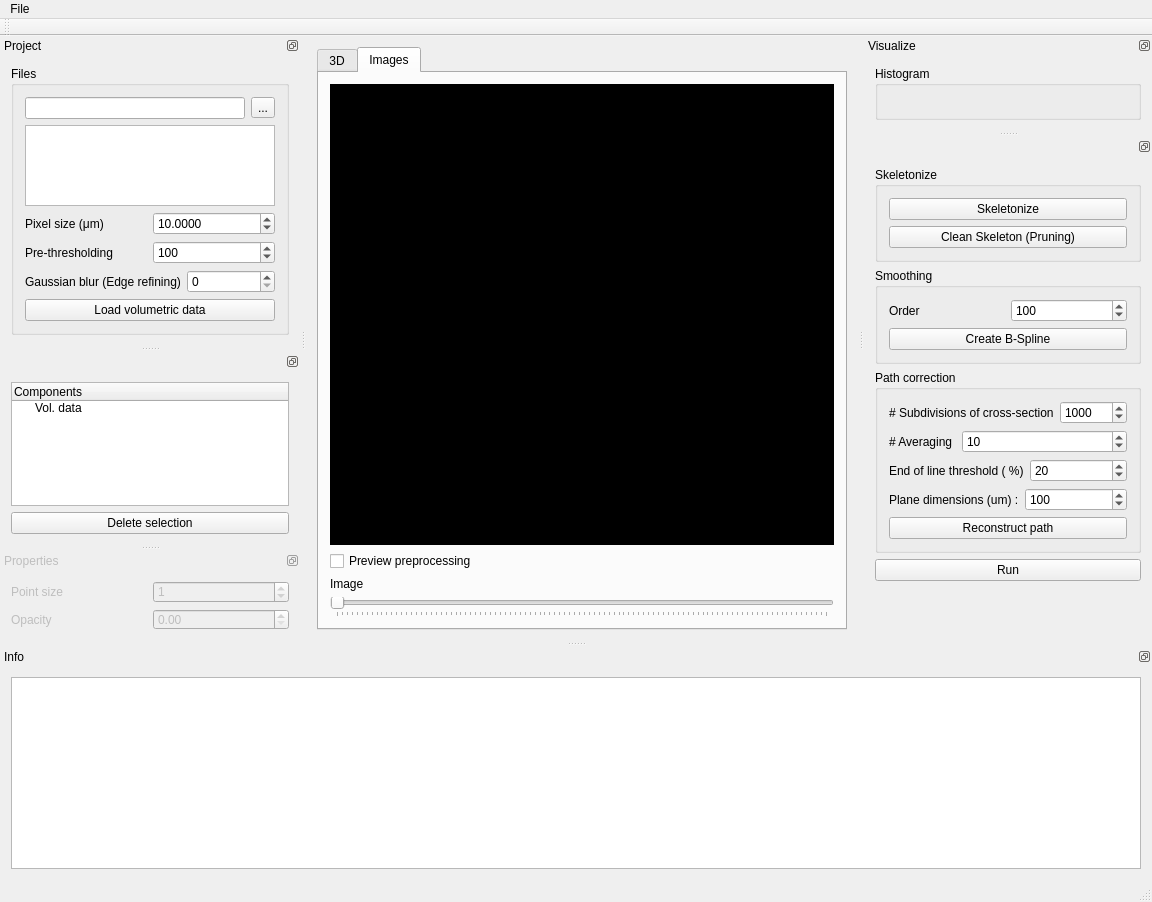
Qt form XRAY_gui/XRAY_gui/xray_gui.ui (pascalbienz/xray) before a commit.
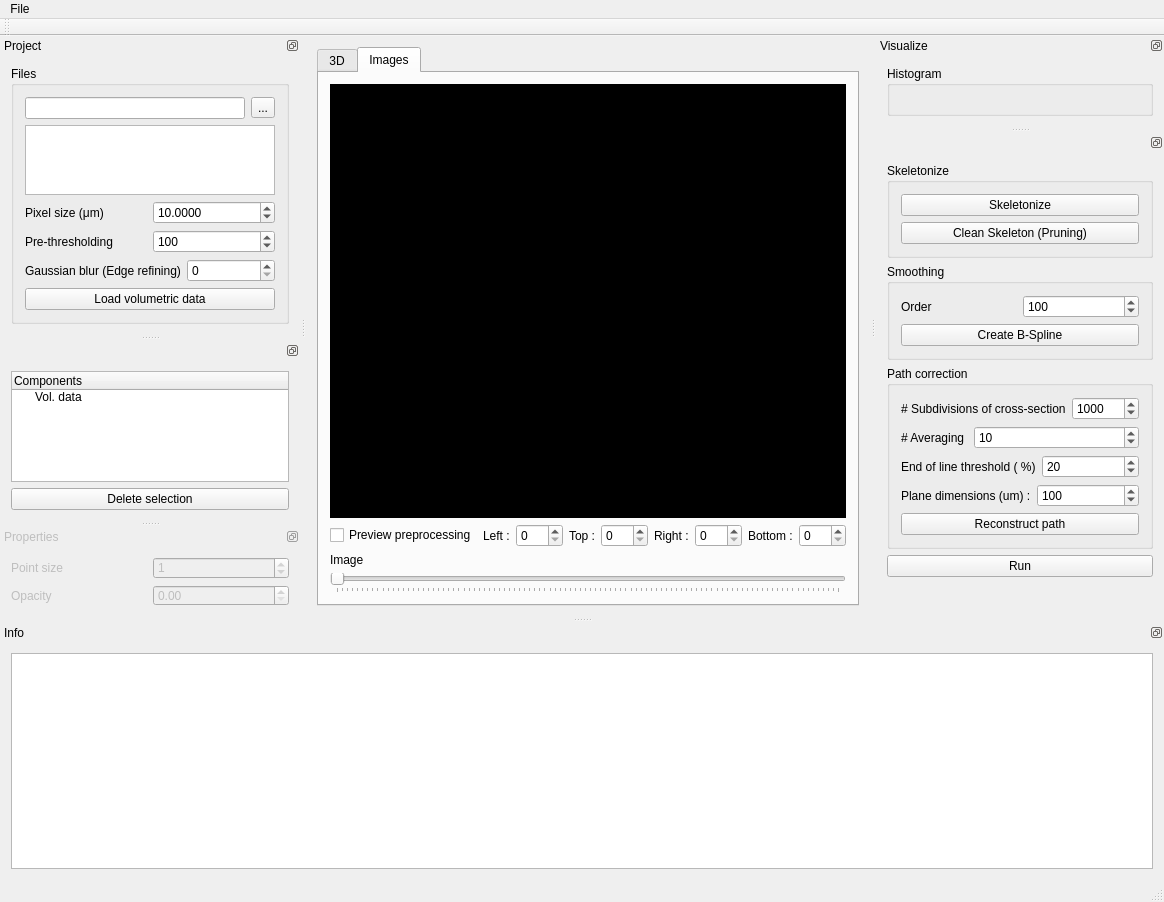
The same form after that commit. The open tabs and pages were chosen to show the change. Custom widgets are drawn as their Qt base class.

```diff
--- a/XRAY_gui/XRAY_gui/xray_gui.ui
+++ b/XRAY_gui/XRAY_gui/xray_gui.ui
@@ -6,7 +6,7 @@
    <rect>
     <x>0</x>
     <y>0</y>
-    <width>1152</width>
+    <width>1164</width>
     <height>902</height>
    </rect>
   </property>
@@ -88,14 +88,162 @@
          </widget>
         </item>
         <item>
-         <widget class="QCheckBox" name="previewcheckBox">
-          <property name="text">
-           <string>Preview preprocessing</string>
-          </property>
-          <property name="tristate">
-           <bool>false</bool>
-          </property>
-         </widget>
+         <layout class="QHBoxLayout" name="horizontalLayout_8">
+          <item>
+           <widget class="QCheckBox" name="previewcheckBox">
+            <property name="text">
+             <string>Preview preprocessing</string>
+            </property>
+            <property name="tristate">
+             <bool>false</bool>
+            </property>
+           </widget>
+          </item>
+          <item>
+           <layout class="QGridLayout" name="gridLayout_12">
+            <item row="0" column="0">
+             <widget class="QLabel" name="label_15">
+              <property name="text">
+               <string>Left :</string>
+              </property>
+             </widget>
+            </item>
+            <item row="0" column="1">
+             <widget class="QSpinBox" name="lspinBox">
+              <property name="sizePolicy">
+               <sizepolicy hsizetype="Minimum" vsizetype="Fixed">
+                <horstretch>0</horstretch>
+                <verstretch>0</verstretch>
+               </sizepolicy>
+              </property>
+              <property name="minimumSize">
+               <size>
+                <width>22</width>
+                <height>0</height>
+               </size>
+              </property>
+              <property name="baseSize">
+               <size>
+                <width>55</width>
+                <height>0</height>
+               </size>
+              </property>
+              <property name="maximum">
+               <number>10000</number>
+              </property>
+              <property name="singleStep">
+               <number>20</number>
+              </property>
+             </widget>
+            </item>
+            <item row="0" column="2">
+             <widget class="QLabel" name="label_16">
+              <property name="text">
+               <string>Top :</string>
+              </property>
+             </widget>
+            </item>
+            <item row="0" column="3">
+             <widget class="QSpinBox" name="tspinBox">
+              <property name="sizePolicy">
+               <sizepolicy hsizetype="Minimum" vsizetype="Fixed">
+                <horstretch>0</horstretch>
+                <verstretch>0</verstretch>
+               </sizepolicy>
+              </property>
+              <property name="minimumSize">
+               <size>
+                <width>22</width>
+                <height>0</height>
+               </size>
+              </property>
+              <property name="baseSize">
+               <size>
+                <width>55</width>
+                <height>0</height>
+               </size>
+              </property>
+              <property name="maximum">
+               <number>10000</number>
+              </property>
+              <property name="singleStep">
+               <number>20</number>
+              </property>
+             </widget>
+            </item>
+            <item row="0" column="4">
+             <widget class="QLabel" name="label_17">
+              <property name="text">
+               <string>Right :</string>
+              </property>
+             </widget>
+            </item>
+            <item row="0" column="5">
+             <widget class="QSpinBox" name="rspinBox">
+              <property name="sizePolicy">
+               <sizepolicy hsizetype="Minimum" vsizetype="Fixed">
+                <horstretch>0</horstretch>
+                <verstretch>0</verstretch>
+               </sizepolicy>
+              </property>
+              <property name="minimumSize">
+               <size>
+                <width>22</width>
+                <height>0</height>
+               </size>
+              </property>
+              <property name="baseSize">
+               <size>
+                <width>55</width>
+                <height>0</height>
+               </size>
+              </property>
+              <property name="maximum">
+               <number>10000</number>
+              </property>
+              <property name="singleStep">
+               <number>20</number>
+              </property>
+             </widget>
+            </item>
+            <item row="0" column="6">
+             <widget class="QLabel" name="label_18">
+              <property name="text">
+               <string>Bottom :</string>
+              </property>
+             </widget>
+            </item>
+            <item row="0" column="7">
+             <widget class="QSpinBox" name="bspinBox">
+              <property name="sizePolicy">
+               <sizepolicy hsizetype="Minimum" vsizetype="Fixed">
+                <horstretch>0</horstretch>
+                <verstretch>0</verstretch>
+               </sizepolicy>
+              </property>
+              <property name="minimumSize">
+               <size>
+                <width>22</width>
+                <height>0</height>
+               </size>
+              </property>
+              <property name="baseSize">
+               <size>
+                <width>55</width>
+                <height>0</height>
+               </size>
+              </property>
+              <property name="maximum">
+               <number>10000</number>
+              </property>
+              <property name="singleStep">
+               <number>20</number>
+              </property>
+             </widget>
+            </item>
+           </layout>
+          </item>
+         </layout>
         </item>
         <item>
          <widget class="QLabel" name="namelabel_13">
@@ -128,7 +276,7 @@
     <rect>
      <x>0</x>
      <y>0</y>
-     <width>1152</width>
+     <width>1164</width>
      <height>21</height>
     </rect>
    </property>
@@ -541,6 +689,12 @@
    </widget>
   </widget>
   <widget class="QDockWidget" name="dockWidget_5">
+   <property name="minimumSize">
+    <size>
+     <width>89</width>
+     <height>256</height>
+    </size>
+   </property>
    <property name="floating">
     <bool>false</bool>
    </property>
@@ -556,7 +710,20 @@
    <widget class="QWidget" name="dockWidgetContents_2">
     <layout class="QVBoxLayout" name="verticalLayout_9">
      <item>
-      <widget class="QTextBrowser" name="textBrowser"/>
+      <widget class="QTextBrowser" name="textBrowser">
+       <property name="minimumSize">
+        <size>
+         <width>0</width>
+         <height>216</height>
+        </size>
+       </property>
+       <property name="baseSize">
+        <size>
+         <width>0</width>
+         <height>172</height>
+        </size>
+       </property>
+      </widget>
      </item>
     </layout>
    </widget>
```
